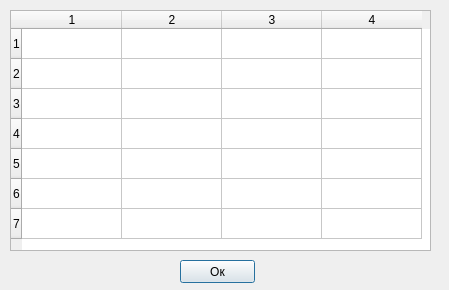
Old version of the form serviceClasses/portsmanualdialog.ui in the repository IgorPetrov0/SCADAServer.
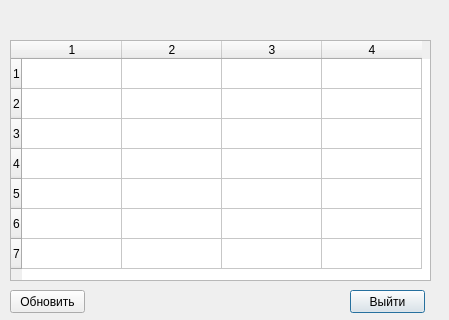
New version of the form.

Patch:
```diff
--- a/serviceClasses/portsmanualdialog.ui
+++ b/serviceClasses/portsmanualdialog.ui
@@ -7,7 +7,7 @@
     <x>0</x>
     <y>0</y>
     <width>449</width>
-    <height>290</height>
+    <height>320</height>
    </rect>
   </property>
   <property name="windowTitle">
@@ -17,7 +17,7 @@
    <property name="geometry">
     <rect>
      <x>10</x>
-     <y>10</y>
+     <y>40</y>
      <width>421</width>
      <height>241</height>
     </rect>
@@ -43,14 +43,40 @@
   <widget class="QPushButton" name="pushButton">
    <property name="geometry">
     <rect>
-     <x>180</x>
-     <y>260</y>
+     <x>350</x>
+     <y>290</y>
      <width>75</width>
      <height>23</height>
     </rect>
    </property>
    <property name="text">
-    <string>Ок</string>
+    <string>Выйти</string>
+   </property>
+  </widget>
+  <widget class="QPushButton" name="updateButton">
+   <property name="geometry">
+    <rect>
+     <x>10</x>
+     <y>290</y>
+     <width>75</width>
+     <height>23</height>
+    </rect>
+   </property>
+   <property name="text">
+    <string>Обновить</string>
+   </property>
+  </widget>
+  <widget class="QLabel" name="objectNameLabel">
+   <property name="geometry">
+    <rect>
+     <x>20</x>
+     <y>10</y>
+     <width>221</width>
+     <height>16</height>
+    </rect>
+   </property>
+   <property name="text">
+    <string/>
    </property>
   </widget>
  </widget>
```
Left out of the diff: 2 changed lines with no effect on the pictures.
